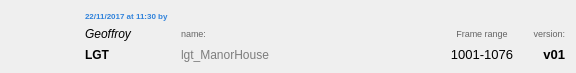
The window that Apps/Brontes/View/asset_widget.ui (geoffroygivry/CyclopsVFX-Unity) describes before a commit, drawn with Qt 5.
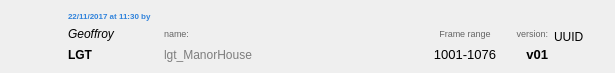
The same window after the commit. Icons and pictures are not drawn.

Commit message: removed details on right side and added icons in asset widgets

What changed in the file:
```diff
--- a/Apps/Brontes/View/asset_widget.ui
+++ b/Apps/Brontes/View/asset_widget.ui
@@ -6,7 +6,7 @@
    <rect>
     <x>0</x>
     <y>0</y>
-    <width>576</width>
+    <width>615</width>
     <height>71</height>
    </rect>
   </property>
@@ -206,6 +206,13 @@
      </item>
     </layout>
    </item>
+   <item>
+    <widget class="QLabel" name="UUID_label">
+     <property name="text">
+      <string>UUID</string>
+     </property>
+    </widget>
+   </item>
   </layout>
  </widget>
  <resources/>
```
The commit also changes 7 other files.
